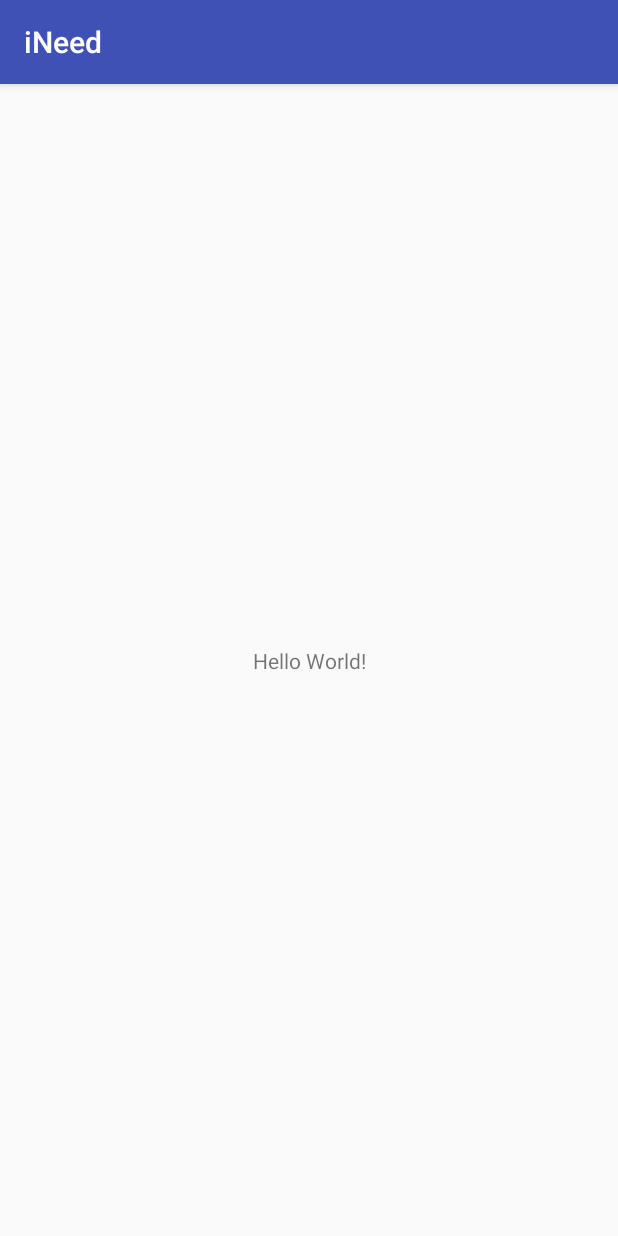
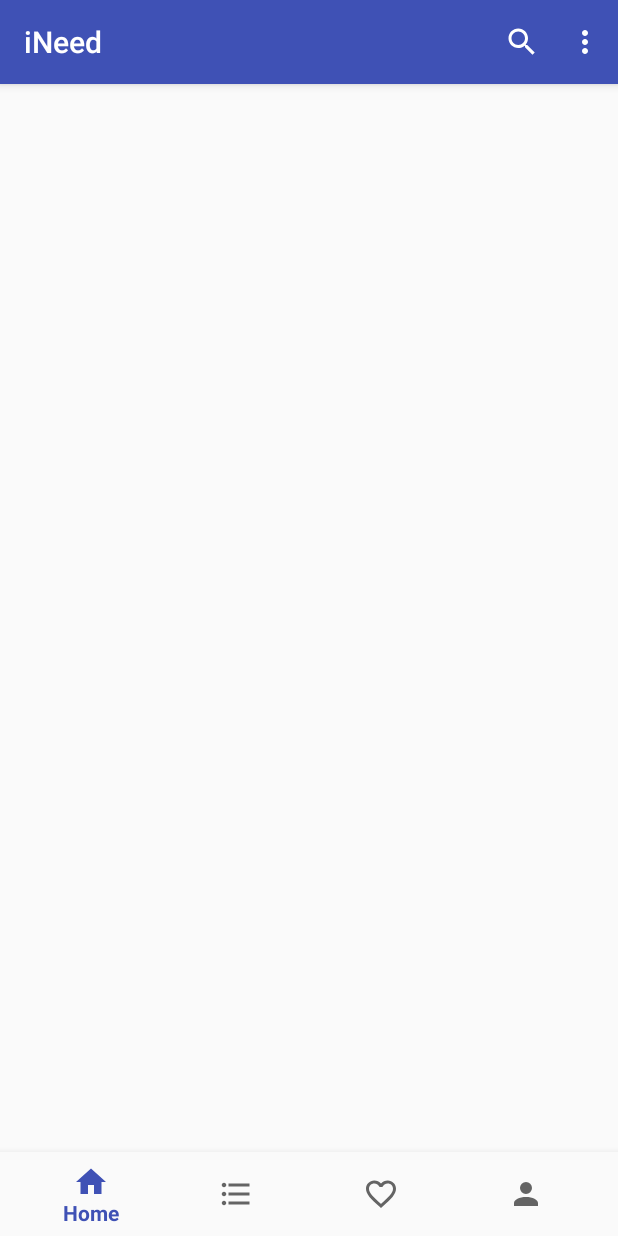
Before and after one commit to EZLEV/iNeed-App-Android, an Android app: the screen it shows after launch (MainActivity before the commit, HomeActivity after it), on a phone screen of 412 x 824 dp. Run offline under Robolectric (Android 15) with nearby library versions, the phone set to English and light mode, and no system bars.

Commit message:
Home container structure

```diff
--- a/app/build.gradle
+++ b/app/build.gradle
@@ -26,5 +26,7 @@ dependencies {
     })
     compile 'com.android.support:appcompat-v7:26.+'
     compile 'com.android.support.constraint:constraint-layout:1.0.2'
+    compile 'com.android.support:design:26.+'
+    compile 'com.android.support:support-vector-drawable:26.+'
     testCompile 'junit:junit:4.12'
 }
--- a/app/src/main/AndroidManifest.xml
+++ b/app/src/main/AndroidManifest.xml
@@ -19,7 +19,7 @@
                 <category android:name="android.intent.category.LAUNCHER" />
             </intent-filter>
         </activity>
-        <activity android:name=".activity.MainActivity"></activity>
+        <activity android:name=".activity.HomeActivity"></activity>
     </application>
 
 </manifest>
--- /dev/null
+++ b/app/src/main/java/shop/ineed/app/ineed/activity/HomeActivity.java
@@ -0,0 +1,45 @@
+package shop.ineed.app.ineed.activity;
+
+import android.support.v7.app.AppCompatActivity;
+import android.os.Bundle;
+import android.view.Menu;
+import android.view.MenuItem;
+import android.widget.Toast;
+
+import shop.ineed.app.ineed.R;
+
+public class HomeActivity extends AppCompatActivity {
+
+    @Override
+    protected void onCreate(Bundle savedInstanceState) {
+        super.onCreate(savedInstanceState);
+        setContentView(R.layout.activity_home);
+    }
+
+    @Override
+    public boolean onCreateOptionsMenu(Menu menu) {
+        getMenuInflater().inflate(R.menu.home_menu, menu);
+        return true;
+    }
+
+    @Override
+    public boolean onOptionsItemSelected(MenuItem item) {
+
+        switch (item.getItemId()){
+            case R.id.ic_action_search:
+                Toast.makeText(this, "ic_action_search", Toast.LENGTH_LONG).show();
+                break;
+            case R.id.ic_action_settings:
+                Toast.makeText(this, "ic_action_settings", Toast.LENGTH_LONG).show();
+                break;
+            case R.id.ic_action_help:
+                Toast.makeText(this, "ic_action_help", Toast.LENGTH_LONG).show();
+                break;
+            case R.id.ic_action_about:
+                Toast.makeText(this, "ic_action_about", Toast.LENGTH_LONG).show();
+                break;
+        }
+
+        return super.onOptionsItemSelected(item);
+    }
+}
--- a/app/src/main/java/shop/ineed/app/ineed/activity/MainActivity.java
+++ /dev/null
@@ -1,15 +0,0 @@
-package shop.ineed.app.ineed.activity;
-
-import android.support.v7.app.AppCompatActivity;
-import android.os.Bundle;
-
-import shop.ineed.app.ineed.R;
-
-public class MainActivity extends AppCompatActivity {
-
-    @Override
-    protected void onCreate(Bundle savedInstanceState) {
-        super.onCreate(savedInstanceState);
-        setContentView(R.layout.activity_main);
-    }
-}
--- a/app/src/main/java/shop/ineed/app/ineed/activity/SplashScreenActivity.java
+++ b/app/src/main/java/shop/ineed/app/ineed/activity/SplashScreenActivity.java
@@ -28,7 +28,7 @@ public class SplashScreenActivity extends AppCompatActivity {
             @Override
             public void run() {
                 Log.d(TAG, "SplashScreenActivity.Handler().postDelayed");
-                Intent intent = new Intent(SplashScreenActivity.this, MainActivity.class);
+                Intent intent = new Intent(SplashScreenActivity.this, HomeActivity.class);
                 startActivity(intent);
                 finish();
             }
--- /dev/null
+++ b/app/src/main/res/drawable/ic_account.xml
@@ -0,0 +1,10 @@
+<?xml version="1.0" encoding="utf-8"?>
+<vector xmlns:android="http://schemas.android.com/apk/res/android"
+    android:width="24dp"
+    android:height="24dp"
+    android:viewportHeight="24.0"
+    android:viewportWidth="24.0">
+    <path
+        android:fillColor="#000"
+        android:pathData="M12,4A4,4 0 0,1 16,8A4,4 0 0,1 12,12A4,4 0 0,1 8,8A4,4 0 0,1 12,4M12,14C16.42,14 20,15.79 20,18V20H4V18C4,15.79 7.58,14 12,14Z" />
+</vector>
--- /dev/null
+++ b/app/src/main/res/drawable/ic_format_list_bulleted.xml
@@ -0,0 +1,9 @@
+<vector xmlns:android="http://schemas.android.com/apk/res/android"
+        android:width="24dp"
+        android:height="24dp"
+        android:viewportWidth="24.0"
+        android:viewportHeight="24.0">
+    <path
+        android:fillColor="#FF000000"
+        android:pathData="M4,10.5c-0.83,0 -1.5,0.67 -1.5,1.5s0.67,1.5 1.5,1.5 1.5,-0.67 1.5,-1.5 -0.67,-1.5 -1.5,-1.5zM4,4.5c-0.83,0 -1.5,0.67 -1.5,1.5S3.17,7.5 4,7.5 5.5,6.83 5.5,6 4.83,4.5 4,4.5zM4,16.5c-0.83,0 -1.5,0.68 -1.5,1.5s0.68,1.5 1.5,1.5 1.5,-0.68 1.5,-1.5 -0.67,-1.5 -1.5,-1.5zM7,19h14v-2L7,17v2zM7,13h14v-2L7,11v2zM7,5v2h14L21,5L7,5z"/>
+</vector>
--- /dev/null
+++ b/app/src/main/res/drawable/ic_heart_outline.xml
@@ -0,0 +1,10 @@
+<?xml version="1.0" encoding="utf-8"?>
+<vector xmlns:android="http://schemas.android.com/apk/res/android"
+    android:width="24dp"
+    android:height="24dp"
+    android:viewportHeight="24.0"
+    android:viewportWidth="24.0">
+    <path
+        android:fillColor="#000"
+        android:pathData="M12.1,18.55L12,18.65L11.89,18.55C7.14,14.24 4,11.39 4,8.5C4,6.5 5.5,5 7.5,5C9.04,5 10.54,6 11.07,7.36H12.93C13.46,6 14.96,5 16.5,5C18.5,5 20,6.5 20,8.5C20,11.39 16.86,14.24 12.1,18.55M16.5,3C14.76,3 13.09,3.81 12,5.08C10.91,3.81 9.24,3 7.5,3C4.42,3 2,5.41 2,8.5C2,12.27 5.4,15.36 10.55,20.03L12,21.35L13.45,20.03C18.6,15.36 22,12.27 22,8.5C22,5.41 19.58,3 16.5,3Z" />
+</vector>
--- /dev/null
+++ b/app/src/main/res/drawable/ic_home.xml
@@ -0,0 +1,9 @@
+<vector xmlns:android="http://schemas.android.com/apk/res/android"
+        android:width="24dp"
+        android:height="24dp"
+        android:viewportWidth="24.0"
+        android:viewportHeight="24.0">
+    <path
+        android:fillColor="#FF000000"
+        android:pathData="M10,20v-6h4v6h5v-8h3L12,3 2,12h3v8z"/>
+</vector>
--- /dev/null
+++ b/app/src/main/res/drawable/ic_search.xml
@@ -0,0 +1,9 @@
+<vector xmlns:android="http://schemas.android.com/apk/res/android"
+        android:width="24dp"
+        android:height="24dp"
+        android:viewportWidth="24.0"
+        android:viewportHeight="24.0">
+    <path
+        android:fillColor="#ffffff"
+        android:pathData="M15.5,14h-0.79l-0.28,-0.27C15.41,12.59 16,11.11 16,9.5 16,5.91 13.09,3 9.5,3S3,5.91 3,9.5 5.91,16 9.5,16c1.61,0 3.09,-0.59 4.23,-1.57l0.27,0.28v0.79l5,4.99L20.49,19l-4.99,-5zM9.5,14C7.01,14 5,11.99 5,9.5S7.01,5 9.5,5 14,7.01 14,9.5 11.99,14 9.5,14z"/>
+</vector>
--- /dev/null
+++ b/app/src/main/res/layout/activity_home.xml
@@ -0,0 +1,27 @@
+<?xml version="1.0" encoding="utf-8"?>
+<LinearLayout xmlns:android="http://schemas.android.com/apk/res/android"
+    xmlns:app="http://schemas.android.com/apk/res-auto"
+    xmlns:tools="http://schemas.android.com/tools"
+    android:id="@+id/container"
+    android:layout_width="match_parent"
+    android:layout_height="match_parent"
+    android:orientation="vertical"
+    tools:context="shop.ineed.app.ineed.activity.HomeActivity">
+
+    <FrameLayout
+        android:id="@+id/content"
+        android:layout_width="match_parent"
+        android:layout_height="0dp"
+        android:layout_weight="1">
+
+
+    </FrameLayout>
+
+    <android.support.design.widget.BottomNavigationView
+        android:id="@+id/navigation"
+        android:layout_width="match_parent"
+        android:layout_height="wrap_content"
+        android:layout_gravity="bottom"
+        android:background="?android:attr/windowBackground"
+        app:menu="@menu/navigation_menu" />
+</LinearLayout>
--- a/app/src/main/res/layout/activity_main.xml
+++ /dev/null
@@ -1,18 +0,0 @@
-<?xml version="1.0" encoding="utf-8"?>
-<android.support.constraint.ConstraintLayout xmlns:android="http://schemas.android.com/apk/res/android"
-    xmlns:app="http://schemas.android.com/apk/res-auto"
-    xmlns:tools="http://schemas.android.com/tools"
-    android:layout_width="match_parent"
-    android:layout_height="match_parent"
-    tools:context="shop.ineed.app.ineed.activity.MainActivity">
-
-    <TextView
-        android:layout_width="wrap_content"
-        android:layout_height="wrap_content"
-        android:text="Hello World!"
-        app:layout_constraintBottom_toBottomOf="parent"
-        app:layout_constraintLeft_toLeftOf="parent"
-        app:layout_constraintRight_toRightOf="parent"
-        app:layout_constraintTop_toTopOf="parent" />
-
-</android.support.constraint.ConstraintLayout>
--- /dev/null
+++ b/app/src/main/res/menu/home_menu.xml
@@ -0,0 +1,25 @@
+<?xml version="1.0" encoding="utf-8"?>
+<menu xmlns:android="http://schemas.android.com/apk/res/android"
+    xmlns:app="http://schemas.android.com/apk/res-auto">
+
+    <item
+        android:id="@+id/ic_action_search"
+        android:icon="@drawable/ic_search"
+        android:title="@string/search"
+        app:showAsAction="always"/>
+
+    <item
+        android:id="@+id/ic_action_settings"
+        android:title="@string/settings"
+        app:showAsAction="never"/>
+
+    <item
+        android:id="@+id/ic_action_help"
+        android:title="@string/help"
+        app:showAsAction="never"/>
+
+    <item
+        android:id="@+id/ic_action_about"
+        android:title="@string/about"
+        app:showAsAction="never"/>
+</menu>
--- /dev/null
+++ b/app/src/main/res/menu/navigation_menu.xml
@@ -0,0 +1,24 @@
+<?xml version="1.0" encoding="utf-8"?>
+<menu xmlns:android="http://schemas.android.com/apk/res/android">
+
+    <item
+        android:id="@+id/navigation_home"
+        android:icon="@drawable/ic_home"
+        android:title="@string/home" />
+
+    <item
+        android:id="@+id/navigation_list_products"
+        android:icon="@drawable/ic_format_list_bulleted"
+        android:title="@string/products" />
+
+    <item
+        android:id="@+id/navigation_love"
+        android:icon="@drawable/ic_heart_outline"
+        android:title="@string/favorites" />
+
+    <item
+        android:id="@+id/navigation_account"
+        android:icon="@drawable/ic_account"
+        android:title="@string/account" />
+
+</menu>
--- a/app/src/main/res/values/strings.xml
+++ b/app/src/main/res/values/strings.xml
@@ -2,7 +2,22 @@
 
     <!-- A -->
     <string name="app_name">iNeed</string>
+    <string name="account">Minha conta</string>
+    <string name="about">Sobre</string>
+
+    <!-- F -->
+    <string name="favorites">Favoritos</string>
+
+    <!-- H -->
+    <string name="home">Home</string>
+    <string name="help">Ajuda</string>
 
     <!-- S -->
     <string name="splash_title">iNeed - 2017</string>
+    <string name="settings">Configurações</string>
+    <string name="search">Pesquisar</string>
+
+    <!-- P -->
+    <string name="products">Produtos</string>
+
 </resources>
```
Also changed, not shown: 1 other file.
